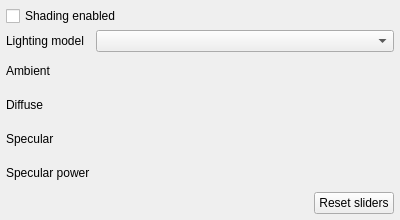
This is Modules/VolumeVisualizationUI/src/QmitkVolumeLightingWidgetControls.ui in MITK/MITK as Qt 5 draws it before an edit. The edited form follows.
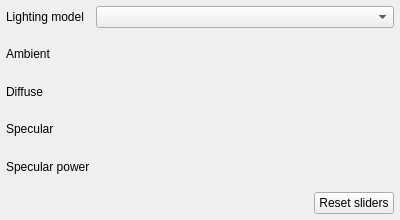
This is the edited form. Custom widgets are drawn as their Qt base class.

Patch:
```diff
--- a/Modules/VolumeVisualizationUI/src/QmitkVolumeLightingWidgetControls.ui
+++ b/Modules/VolumeVisualizationUI/src/QmitkVolumeLightingWidgetControls.ui
@@ -30,67 +30,60 @@
     <number>6</number>
    </property>
    <property name="verticalSpacing">
-    <number>4</number>
+    <number>13</number>
    </property>
-   <item row="0" column="0" colspan="2">
-    <widget class="QCheckBox" name="shadeCheckBox">
-     <property name="text">
-      <string>Shading enabled</string>
-     </property>
-    </widget>
-   </item>
-   <item row="1" column="0">
+   <item row="0" column="0">
     <widget class="QLabel" name="lightingModelLabel">
      <property name="text">
       <string>Lighting model</string>
      </property>
     </widget>
    </item>
-   <item row="1" column="1">
+   <item row="0" column="1">
     <widget class="QComboBox" name="lightingModelComboBox">
      <property name="toolTip">
       <string>Headlight: one light at the camera. Nothing casts a visible shadow, since the light reaches everything you can see, but it is the only rig for which the renderer tints ambient light by the tissue's own colour, so the ambient slider fills rather than veils. Key light: an off-axis key with a dimmer opposing fill, tracing short shadow rays through the volume so that contacts and recesses darken; surface shading and its highlight stay on top of that. The rays are kept short on purpose - long ones let one structure cast onto another, which describes the lighting rather than the anatomy. Ambient is held at zero here because with more than one light the renderer adds it as a flat grey; the fill light does that job instead. It costs more per frame in a still image, is switched off while you drag, and relights any surface in the same window.</string>
      </property>
     </widget>
    </item>
-   <item row="2" column="0">
+   <item row="1" column="0">
     <widget class="QLabel" name="ambientLabel">
      <property name="text">
       <string>Ambient</string>
      </property>
     </widget>
    </item>
-   <item row="2" column="1">
+   <item row="1" column="1">
     <widget class="ctkSliderWidget" name="ambientSlider" native="true"/>
    </item>
-   <item row="3" column="0">
+   <item row="2" column="0">
     <widget class="QLabel" name="diffuseLabel">
      <property name="text">
       <string>Diffuse</string>
      </property>
     </widget>
    </item>
-   <item row="3" column="1">
+   <item row="2" column="1">
     <widget class="ctkSliderWidget" name="diffuseSlider" native="true"/>
    </item>
-   <item row="4" column="0">
+   <item row="3" column="0">
     <widget class="QLabel" name="specularLabel">
      <property name="text">
       <string>Specular</string>
      </property>
     </widget>
    </item>
-   <item row="4" column="1">
+   <item row="3" column="1">
     <widget class="ctkSliderWidget" name="specularSlider" native="true"/>
    </item>
-   <item row="5" column="0">
+   <item row="4" column="0">
     <widget class="QLabel" name="specularPowerLabel">
      <property name="text">
       <string>Specular power</string>
      </property>
     </widget>
    </item>
-   <item row="5" column="1">
+   <item row="4" column="1">
     <widget class="ctkSliderWidget" name="specularPowerSlider" native="true"/>
    </item>
    <item row="6" column="1">
```
Left out of the diff: 2 changed lines with no effect on the pictures.
